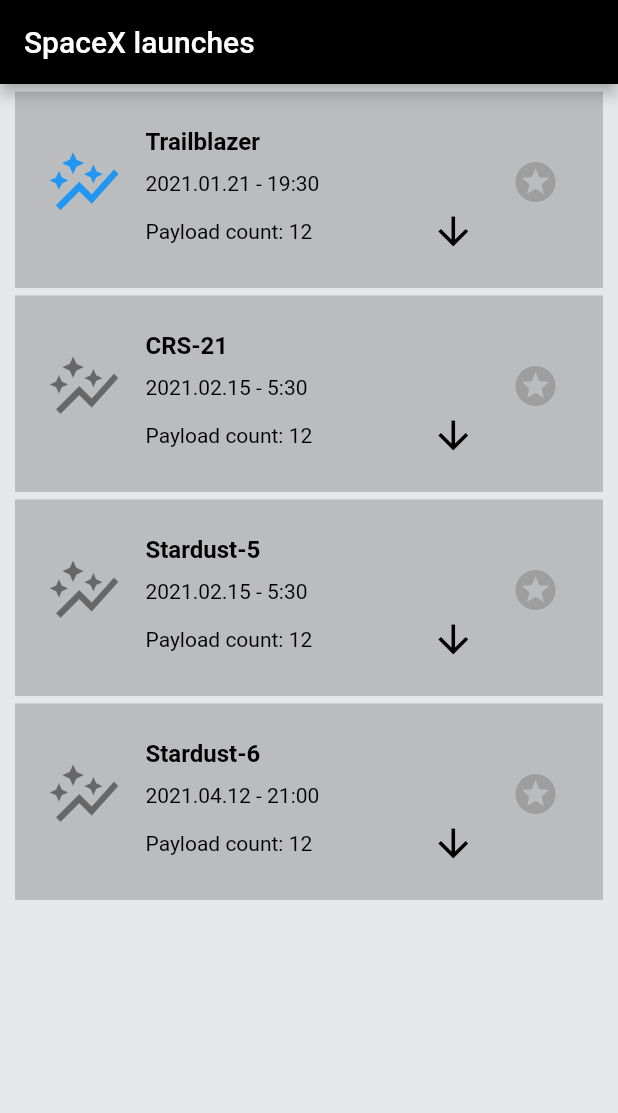
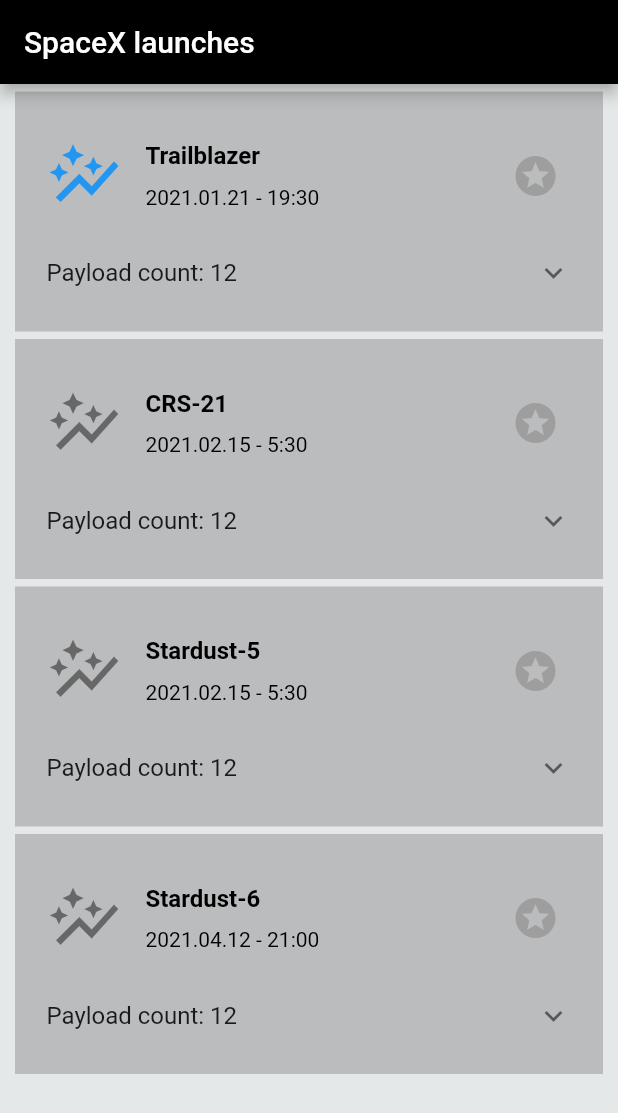
Before and after one commit to MeruyertBekzhigit/flutter-listing-app, a Flutter app: the screen it shows after launch, on a phone screen of 412 x 824 dp. Shown: the top 1113 px of the screen. Run offline on Flutter 3.47's test engine with Material 2 defaults, Android fonts, the phone set to English and light mode, and no system bars; Roboto replaces fonts that are missing (Raleway).

Commit message:
Moved out payloads to expansion panel

```diff
--- a/lib/pages/launchlistpage.dart
+++ b/lib/pages/launchlistpage.dart
@@ -18,6 +18,9 @@ class LaunchListPageState extends State<LaunchListPage> {
   List<Launch> launches = Utils.getMockedLaunches();
   var isSelectedAsFavourite = false;
   int _selectedIndex = 0;
+  bool _customTileExpanded = false;
+
+  bool isExpanded = false;
 
   Future getLaunchData() async {
     var response = await http.get(Uri.https('api.spacexdata.com', 'v4/launches'));
@@ -46,7 +49,9 @@ class LaunchListPageState extends State<LaunchListPage> {
              color: const Color(0xffbbbcbd),
              margin: const EdgeInsets.only(left: 10, right: 10, top: 5),
              padding: const EdgeInsets.only(left: 5, top: 20, right: 5, bottom: 10),
-             child: ListTile(
+             child: Column(
+               children: [
+                 ListTile(
                      selected: index == _selectedIndex,
                      leading: const Icon(
                        Icons.auto_graph,
@@ -70,26 +75,6 @@ class LaunchListPageState extends State<LaunchListPage> {
                                color: Colors.black
                            ),
                          ),
-                     Row(
-                       children: <Widget>[
-                         const Text(
-                           "Payload count: 12",
-                           style: TextStyle(
-                               fontWeight: FontWeight.normal,
-                               color: Colors.black
-                           ),
-                         ),
-                         const SizedBox(width: 70),
-                         IconButton(
-                           onPressed: () {},
-                           icon: const Icon(
-                               Icons.arrow_downward,
-                               size: 30,
-                               color: Colors.black
-                           ),
-                         )
-                       ],
-                     )
                        ],
                      ),
                      trailing: IconButton(
@@ -108,9 +93,23 @@ class LaunchListPageState extends State<LaunchListPage> {
                      ),
                      onTap: () { /* react to the tile being tapped */ print("CELL IS TAPPED"); }
                  ),
+                 buildExpansionPanel(context),
+               ],
+             )
            );
           }
         ),
       );
   }
+
+  @override
+  Widget buildExpansionPanel(BuildContext context) => const ExpansionTile(
+    title: Text('Payload count: 12'),
+    children: [
+      Text(
+        'RazakSAT',
+        style: TextStyle(fontSize: 18, height: 1.4),
+      )
+    ],
+  );
 }
```
Lines whose indentation alone changed are shown as unchanged.
